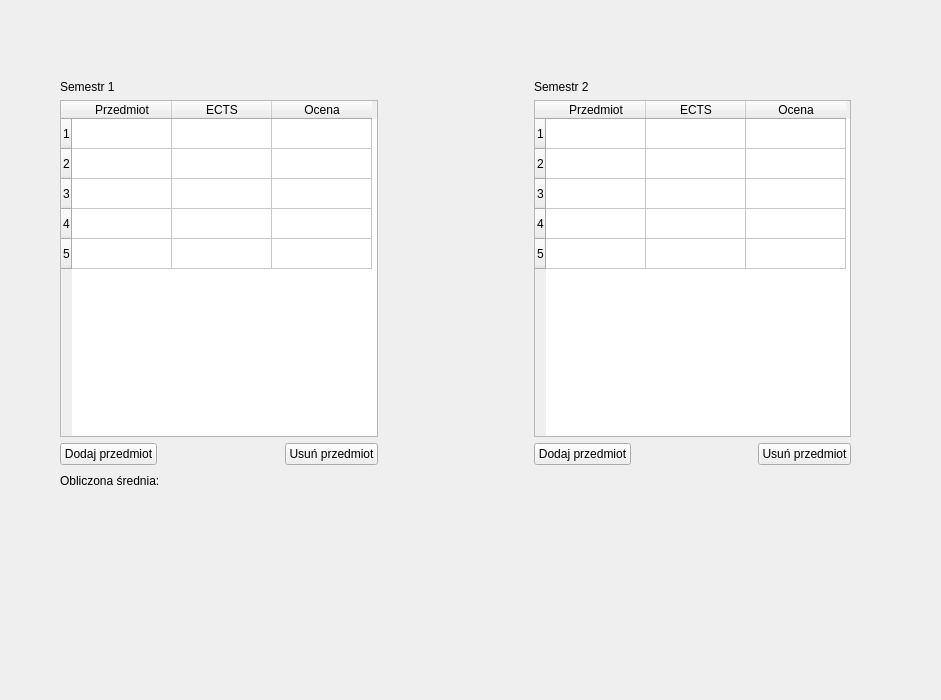
First picture: the form in widget.ui, repository SPatryk3267/Kalkulator-Sredniej-ECTS, before the edit.
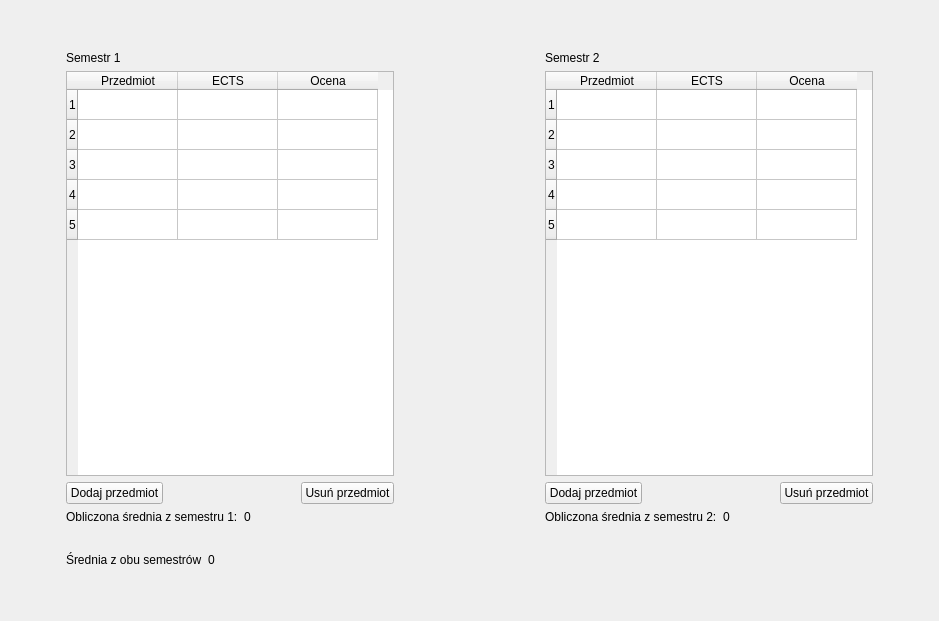
Second picture: the form after the edit.

Patch:
```diff
--- a/widget.ui
+++ b/widget.ui
@@ -6,27 +6,54 @@
    <rect>
     <x>0</x>
     <y>0</y>
-    <width>941</width>
-    <height>700</height>
+    <width>939</width>
+    <height>621</height>
    </rect>
   </property>
   <property name="windowTitle">
    <string>Widget</string>
   </property>
-  <widget class="QWidget" name="layoutWidget">
-   <property name="geometry">
-    <rect>
-     <x>60</x>
-     <y>80</y>
-     <width>791</width>
-     <height>411</height>
-    </rect>
-   </property>
+  <layout class="QVBoxLayout" name="verticalLayout_5">
+   <item>
    <layout class="QVBoxLayout" name="verticalLayout_4">
     <item>
+      <spacer name="verticalSpacer_3">
+       <property name="orientation">
+        <enum>Qt::Orientation::Vertical</enum>
+       </property>
+       <property name="sizeType">
+        <enum>QSizePolicy::Policy::Minimum</enum>
+       </property>
+       <property name="sizeHint" stdset="0">
+        <size>
+         <width>20</width>
+         <height>40</height>
+        </size>
+       </property>
+      </spacer>
+     </item>
+     <item>
+      <layout class="QHBoxLayout" name="horizontalLayout_8">
+       <item>
+        <spacer name="horizontalSpacer">
+         <property name="orientation">
+          <enum>Qt::Orientation::Horizontal</enum>
+         </property>
+         <property name="sizeType">
+          <enum>QSizePolicy::Policy::Minimum</enum>
+         </property>
+         <property name="sizeHint" stdset="0">
+          <size>
+           <width>55</width>
+           <height>20</height>
+          </size>
+         </property>
+        </spacer>
+       </item>
+       <item>
      <layout class="QVBoxLayout" name="verticalLayout_3">
       <item>
-       <layout class="QHBoxLayout" name="horizontalLayout">
+          <layout class="QHBoxLayout" name="horizontalLayout_5">
         <item>
          <layout class="QVBoxLayout" name="verticalLayout_2">
           <item>
@@ -66,71 +93,8 @@
             </column>
            </widget>
           </item>
-         </layout>
-        </item>
         <item>
-         <spacer name="horizontalSpacer">
-          <property name="orientation">
-           <enum>Qt::Orientation::Horizontal</enum>
-          </property>
-          <property name="sizeType">
-           <enum>QSizePolicy::Policy::Maximum</enum>
-          </property>
-          <property name="sizeHint" stdset="0">
-           <size>
-            <width>150</width>
-            <height>13</height>
-           </size>
-          </property>
-         </spacer>
-        </item>
-        <item>
-         <layout class="QVBoxLayout" name="verticalLayout">
-          <item>
-           <widget class="QLabel" name="semesterTwoLabel">
-            <property name="text">
-             <string>Semestr 2</string>
-            </property>
-           </widget>
-          </item>
-          <item>
-           <widget class="QTableWidget" name="semesterTwoTable">
-            <property name="rowCount">
-             <number>5</number>
-            </property>
-            <property name="columnCount">
-             <number>3</number>
-            </property>
-            <row/>
-            <row/>
-            <row/>
-            <row/>
-            <row/>
-            <column>
-             <property name="text">
-              <string>Przedmiot</string>
-             </property>
-            </column>
-            <column>
-             <property name="text">
-              <string>ECTS</string>
-             </property>
-            </column>
-            <column>
-             <property name="text">
-              <string>Ocena</string>
-             </property>
-            </column>
-           </widget>
-          </item>
-         </layout>
-        </item>
-       </layout>
-      </item>
-      <item>
-       <layout class="QHBoxLayout" name="horizontalLayout_4">
-        <item>
-         <layout class="QHBoxLayout" name="horizontalLayout_3">
+              <layout class="QHBoxLayout" name="horizontalLayout">
           <item>
            <widget class="QPushButton" name="semesterOneAddButton">
             <property name="text">
@@ -161,6 +125,26 @@
          </layout>
         </item>
         <item>
+              <layout class="QHBoxLayout" name="horizontalLayout_3">
+               <item>
+                <widget class="QLabel" name="calculatedMeanSemesterOneLabel">
+                 <property name="text">
+                  <string>Obliczona średnia z semestru 1:</string>
+                 </property>
+                </widget>
+               </item>
+               <item>
+                <widget class="QLabel" name="meanResultSemesterOneLabel">
+                 <property name="text">
+                  <string>0</string>
+                 </property>
+                </widget>
+               </item>
+              </layout>
+             </item>
+            </layout>
+           </item>
+           <item>
          <spacer name="horizontalSpacer_4">
           <property name="orientation">
            <enum>Qt::Orientation::Horizontal</enum>
@@ -170,11 +154,50 @@
           </property>
           <property name="sizeHint" stdset="0">
            <size>
-            <width>150</width>
-            <height>20</height>
+               <width>145</width>
+               <height>18</height>
            </size>
           </property>
          </spacer>
+           </item>
+           <item>
+            <layout class="QVBoxLayout" name="verticalLayout">
+             <item>
+              <widget class="QLabel" name="semesterTwoLabel">
+               <property name="text">
+                <string>Semestr 2</string>
+               </property>
+              </widget>
+             </item>
+             <item>
+              <widget class="QTableWidget" name="semesterTwoTable">
+               <property name="rowCount">
+                <number>5</number>
+               </property>
+               <property name="columnCount">
+                <number>3</number>
+               </property>
+               <row/>
+               <row/>
+               <row/>
+               <row/>
+               <row/>
+               <column>
+                <property name="text">
+                 <string>Przedmiot</string>
+                </property>
+               </column>
+               <column>
+                <property name="text">
+                 <string>ECTS</string>
+                </property>
+               </column>
+               <column>
+                <property name="text">
+                 <string>Ocena</string>
+                </property>
+               </column>
+              </widget>
         </item>
         <item>
          <layout class="QHBoxLayout" name="horizontalLayout_2">
@@ -207,25 +230,63 @@
           </item>
          </layout>
         </item>
+             <item>
+              <layout class="QHBoxLayout" name="horizontalLayout_4">
+               <item>
+                <widget class="QLabel" name="calculatedMeanSemesterTwoLabel">
+                 <property name="text">
+                  <string>Obliczona średnia z semestru 2:</string>
+                 </property>
+                </widget>
+               </item>
+               <item>
+                <widget class="QLabel" name="meanResultSemesterTwoLabel">
+                 <property name="text">
+                  <string>0</string>
+                 </property>
+                </widget>
+               </item>
        </layout>
       </item>
      </layout>
     </item>
+          </layout>
+         </item>
     <item>
-     <layout class="QHBoxLayout" name="horizontalLayout_5">
+          <spacer name="verticalSpacer">
+           <property name="orientation">
+            <enum>Qt::Orientation::Vertical</enum>
+           </property>
+           <property name="sizeType">
+            <enum>QSizePolicy::Policy::Minimum</enum>
+           </property>
+           <property name="sizeHint" stdset="0">
+            <size>
+             <width>20</width>
+             <height>20</height>
+            </size>
+           </property>
+          </spacer>
+         </item>
       <item>
-       <widget class="QLabel" name="calculatedMeanLabel">
+          <layout class="QHBoxLayout" name="horizontalLayout_7">
+           <item>
+            <layout class="QHBoxLayout" name="horizontalLayout_6">
+             <item>
+              <widget class="QLabel" name="calculatedMeanSemesterBothLabel">
         <property name="text">
-         <string>Obliczona średnia:</string>
+                <string>Średnia z obu semestrów</string>
         </property>
        </widget>
       </item>
       <item>
-       <widget class="QLabel" name="meanResultLabel">
+              <widget class="QLabel" name="meanResultSemesterBothLabel">
         <property name="text">
-         <string/>
-        </property>
-       </widget>
+                <string>0</string>
+               </property>
+              </widget>
+             </item>
+            </layout>
       </item>
       <item>
        <spacer name="horizontalSpacer_5">
@@ -246,7 +307,44 @@
      </layout>
     </item>
    </layout>
-  </widget>
+       </item>
+       <item>
+        <spacer name="horizontalSpacer_6">
+         <property name="orientation">
+          <enum>Qt::Orientation::Horizontal</enum>
+         </property>
+         <property name="sizeType">
+          <enum>QSizePolicy::Policy::Minimum</enum>
+         </property>
+         <property name="sizeHint" stdset="0">
+          <size>
+           <width>55</width>
+           <height>20</height>
+          </size>
+         </property>
+        </spacer>
+       </item>
+      </layout>
+     </item>
+     <item>
+      <spacer name="verticalSpacer_2">
+       <property name="orientation">
+        <enum>Qt::Orientation::Vertical</enum>
+       </property>
+       <property name="sizeType">
+        <enum>QSizePolicy::Policy::Minimum</enum>
+       </property>
+       <property name="sizeHint" stdset="0">
+        <size>
+         <width>20</width>
+         <height>40</height>
+        </size>
+       </property>
+      </spacer>
+     </item>
+    </layout>
+   </item>
+  </layout>
  </widget>
  <resources/>
  <connections/>
```
Lines whose indentation alone changed are shown as unchanged.
